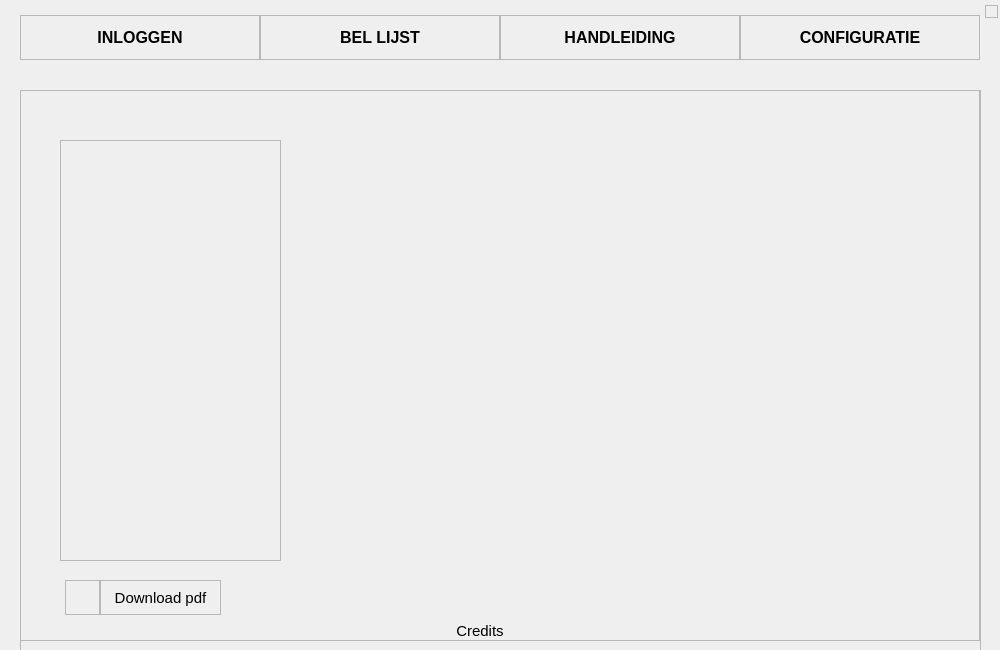
This is AenP.ui in UserDevtec/AenP as Qt 5 draws it before an edit. The edited form follows.
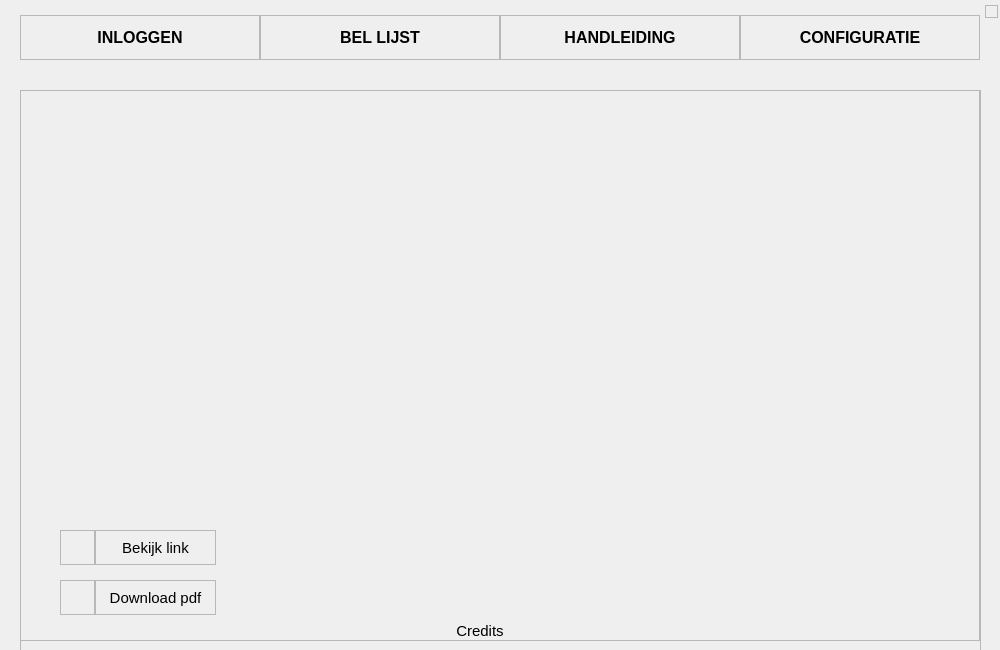
This is the edited form. Icons and pictures are not drawn.

The edit to the form file:
```diff
--- a/AenP.ui
+++ b/AenP.ui
@@ -6041,7 +6041,7 @@
    <widget class="QFrame" name="logLoginFrame_9">
     <property name="geometry">
      <rect>
-      <x>80</x>
+      <x>75</x>
       <y>490</y>
       <width>121</width>
       <height>35</height>
@@ -6090,7 +6090,7 @@
    <widget class="QFrame" name="logLoginFrame_10">
     <property name="geometry">
      <rect>
-      <x>45</x>
+      <x>40</x>
       <y>490</y>
       <width>35</width>
       <height>35</height>
@@ -6155,27 +6155,91 @@
      <set>Qt::AlignCenter</set>
     </property>
    </widget>
-   <widget class="QScrollArea" name="scrollArea">
+   <widget class="QFrame" name="logLoginFrame_11">
+    <property name="geometry">
+     <rect>
+      <x>75</x>
+      <y>440</y>
+      <width>121</width>
+      <height>35</height>
+     </rect>
+    </property>
+    <property name="cursor">
+     <cursorShape>PointingHandCursor</cursorShape>
+    </property>
+    <property name="frameShape">
+     <enum>QFrame::StyledPanel</enum>
+    </property>
+    <property name="frameShadow">
+     <enum>QFrame::Raised</enum>
+    </property>
+    <widget class="QLabel" name="logLoginTxt_6">
+     <property name="geometry">
+      <rect>
+       <x>0</x>
+       <y>0</y>
+       <width>121</width>
+       <height>35</height>
+      </rect>
+     </property>
+     <property name="font">
+      <font>
+       <pointsize>11</pointsize>
+      </font>
+     </property>
+     <property name="cursor">
+      <cursorShape>PointingHandCursor</cursorShape>
+     </property>
+     <property name="contextMenuPolicy">
+      <enum>Qt::DefaultContextMenu</enum>
+     </property>
+     <property name="layoutDirection">
+      <enum>Qt::LeftToRight</enum>
+     </property>
+     <property name="text">
+      <string>Bekijk link</string>
+     </property>
+     <property name="alignment">
+      <set>Qt::AlignCenter</set>
+     </property>
+    </widget>
+   </widget>
+   <widget class="QFrame" name="logLoginFrame_12">
     <property name="geometry">
      <rect>
       <x>40</x>
-      <y>50</y>
-      <width>221</width>
-      <height>421</height>
+      <y>440</y>
+      <width>35</width>
+      <height>35</height>
      </rect>
     </property>
-    <property name="widgetResizable">
-     <bool>true</bool>
+    <property name="cursor">
+     <cursorShape>PointingHandCursor</cursorShape>
     </property>
-    <widget class="QWidget" name="scrollAreaWidgetContents">
+    <property name="frameShape">
+     <enum>QFrame::StyledPanel</enum>
+    </property>
+    <property name="frameShadow">
+     <enum>QFrame::Raised</enum>
+    </property>
+    <widget class="QLabel" name="logLoginIcon_6">
      <property name="geometry">
       <rect>
        <x>0</x>
        <y>0</y>
-       <width>219</width>
-       <height>419</height>
+       <width>35</width>
+       <height>35</height>
       </rect>
      </property>
+     <property name="text">
+      <string/>
+     </property>
+     <property name="pixmap">
+      <pixmap>:/LoginCredentials/16x16/square.png</pixmap>
+     </property>
+     <property name="alignment">
+      <set>Qt::AlignCenter</set>
+     </property>
     </widget>
    </widget>
   </widget>
```
